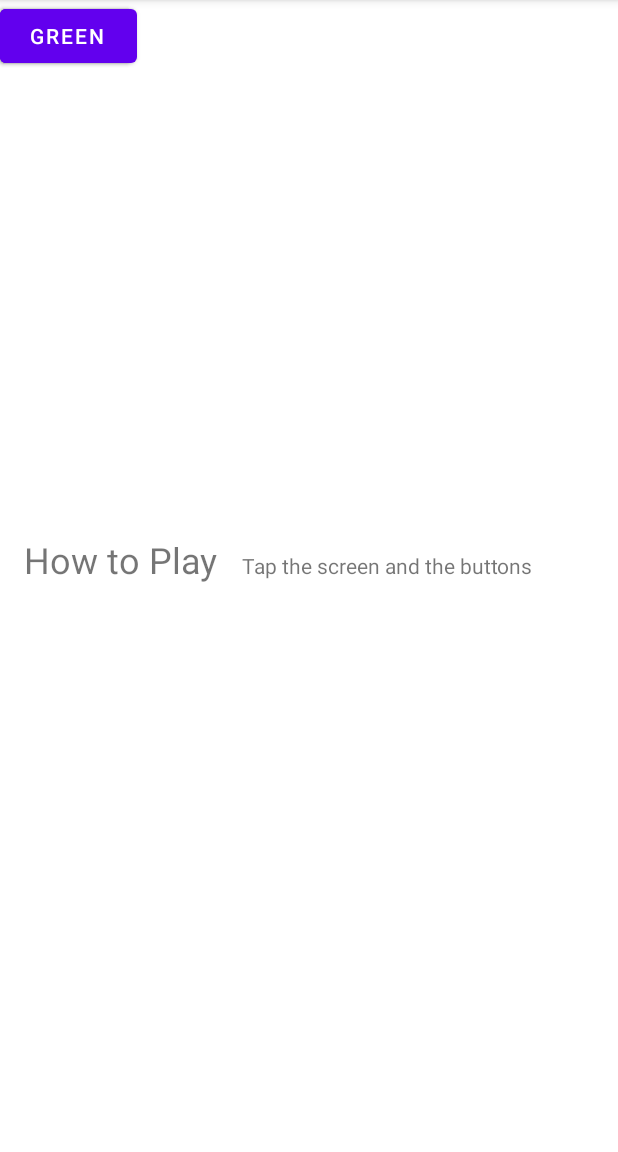
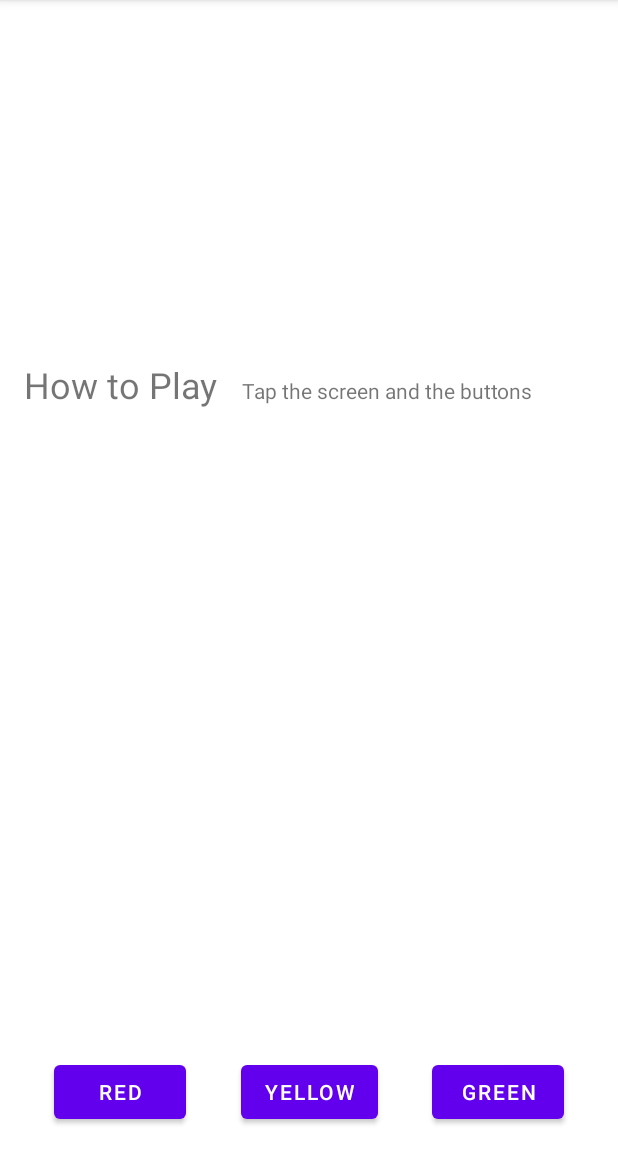
Before and after one commit to Fanadezz/ColorMyViewsRv, an Android app: the screen it shows after launch (MainActivity), on a phone screen of 412 x 824 dp, the part 84-1236 px from its top. Run offline under Robolectric (Android 15) with nearby library versions, the phone set to English and light mode, and no system bars; Roboto replaces fonts that are not available here.

Commit message:
Add Button Colors

```diff
--- a/app/src/main/res/layout/activity_main.xml
+++ b/app/src/main/res/layout/activity_main.xml
@@ -94,33 +94,47 @@
         android:text="@string/tap_the_boxes_and_buttons"
         app:layout_constraintBottom_toBottomOf="parent"
         app:layout_constraintEnd_toEndOf="parent"
-        app:layout_constraintHorizontal_bias="0.0"
+        app:layout_constraintHorizontal_bias="1.0"
         app:layout_constraintStart_toEndOf="@+id/label_text"
         app:layout_constraintTop_toBottomOf="@+id/box_two_text"
-        app:layout_constraintVertical_bias="0.3" />
+        app:layout_constraintVertical_bias="0.076" />
 
     <Button
         android:id="@+id/button_red"
         android:layout_width="wrap_content"
         android:layout_height="wrap_content"
+        android:layout_marginStart="16dp"
         android:text="red"
-        tools:layout_editor_absoluteX="24dp"
-        tools:layout_editor_absoluteY="658dp" />
+        app:layout_constraintBaseline_toBaselineOf="@+id/button_yellow"
+        app:layout_constraintEnd_toStartOf="@+id/button_yellow"
+        app:layout_constraintHorizontal_bias="0.5"
+        app:layout_constraintStart_toStartOf="parent" />
 
     <Button
         android:id="@+id/button_yellow"
         android:layout_width="wrap_content"
         android:layout_height="wrap_content"
+        android:layout_marginStart="16dp"
+        android:layout_marginTop="16dp"
+        android:layout_marginEnd="16dp"
+        android:layout_marginBottom="16dp"
         android:text="@string/button_yellow"
-        tools:layout_editor_absoluteX="177dp"
-        tools:layout_editor_absoluteY="653dp" />
+        app:layout_constraintBottom_toBottomOf="parent"
+        app:layout_constraintEnd_toStartOf="@+id/button_green"
+        app:layout_constraintHorizontal_bias="0.5"
+        app:layout_constraintStart_toEndOf="@+id/button_red"
+        app:layout_constraintTop_toBottomOf="@+id/label_text"
+        app:layout_constraintVertical_bias="1.0" />
 
     <Button
         android:id="@+id/button_green"
         android:layout_width="wrap_content"
         android:layout_height="wrap_content"
+        android:layout_marginEnd="16dp"
         android:text="@string/button_green"
-        tools:layout_editor_absoluteX="302dp"
-        tools:layout_editor_absoluteY="650dp" />
+        app:layout_constraintBaseline_toBaselineOf="@+id/button_yellow"
+        app:layout_constraintEnd_toEndOf="parent"
+        app:layout_constraintHorizontal_bias="0.5"
+        app:layout_constraintStart_toEndOf="@+id/button_yellow" />
 
 </androidx.constraintlayout.widget.ConstraintLayout>
--- a/app/src/main/res/values/colors.xml
+++ b/app/src/main/res/values/colors.xml
@@ -7,4 +7,10 @@
     <color name="teal_700">#FF018786</color>
     <color name="black">#FF000000</color>
     <color name="white">#FFFFFFFF</color>
+
+    <color name="my_green">#12C700</color>
+    <color name="my_red">#E54304</color>
+    <color name="my_yellow">#FFC107</color>
+
+
 </resources>
```
